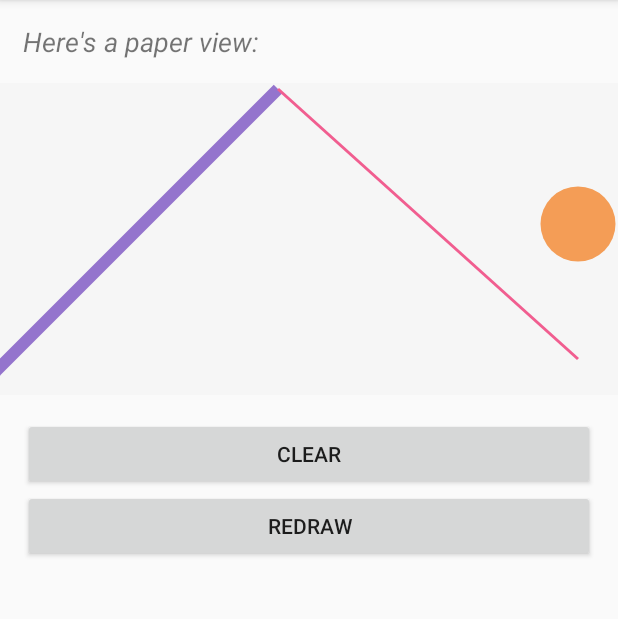
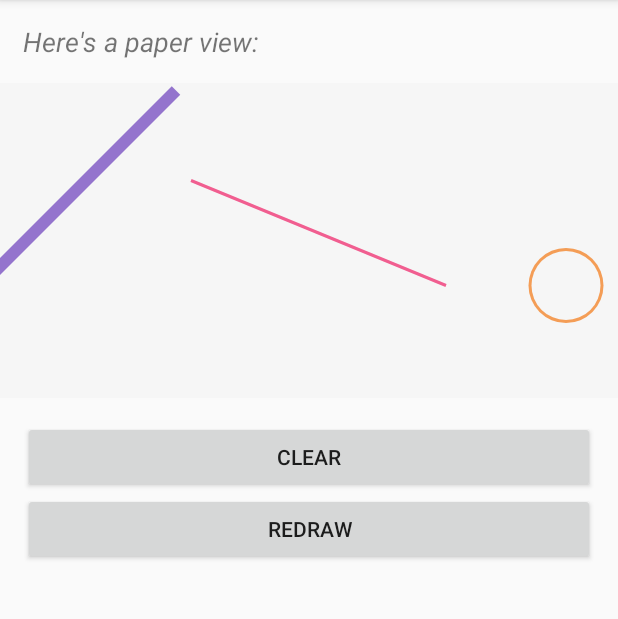
Before and after one commit to lukelorusso/SimplePaperView, an Android app: the screen it shows after launch (MainActivity), on a phone screen of 412 x 824 dp, the part 84-703 px from its top. Run offline under Robolectric (Android 15) with nearby library versions, the phone set to English and light mode, and no system bars.

```diff
--- a/simplepaperview-example/src/main/kotlin/com/lukelorusso/simplepaperviewsample/MainActivity.kt
+++ b/simplepaperview-example/src/main/kotlin/com/lukelorusso/simplepaperviewsample/MainActivity.kt
@@ -37,19 +37,19 @@ class MainActivity : AppCompatActivity() {
 
     private fun drawStuff() {
         drawText()
-        draw1stItem()
-        Handler().postDelayed({ draw2ndItem() }, 500)
-        Handler().postDelayed({ draw3thItem() }, 1000)
-        Handler().postDelayed({ draw4thItem() }, 1500)
+        Handler().postDelayed({ draw1stItem() }, 500)
+        Handler().postDelayed({ draw2ndItem() }, 1000)
+        Handler().postDelayed({ draw3thItem() }, 1500)
+        Handler().postDelayed({ draw4thItem() }, 2000)
     }
 
     private fun drawText() {
         mainSimplePaperView.drawInDp(
             SimplePaperView.TextLabel(
                 getString(R.string.textLabel),
-                14F,
-                100F,
-                30F,
+                18F,
+                110F,
+                50F,
                 ContextCompat.getColor(this, R.color.textLabel),
                 true,
                 ResourcesCompat.getFont(this, R.font.roboto_italic)
@@ -59,7 +59,7 @@ class MainActivity : AppCompatActivity() {
 
     private fun draw1stItem() {
         mainSimplePaperView.drawInDp(
-            SimplePaperView.Line(0F, 0F, 200F, 200F, colors[0], 4F)
+            SimplePaperView.Circle(110F, 100F, 25F, colors[0])
         )
     }
 
@@ -71,13 +71,16 @@ class MainActivity : AppCompatActivity() {
 
     private fun draw3thItem() {
         mainSimplePaperView.drawInDp(
-            SimplePaperView.Line(400F, 0F, 600F, 180F, colors[2], 2F)
+            SimplePaperView.Line(410F, 60F, 580F, 130F, colors[2], 2F)
         )
     }
 
     private fun draw4thItem() {
         mainSimplePaperView.drawInDp(
-            SimplePaperView.Circle(600F, 90F, 25F, colors[3])
+            listOf(
+                SimplePaperView.Circle(660F, 130F, 25F, colors[3]),
+                SimplePaperView.Circle(660F, 130F, 23F, mainSimplePaperView.getBackgroundColor())
+            )
         )
     }
 
--- a/simplepaperview-example/src/main/res/layout/activity_main.xml
+++ b/simplepaperview-example/src/main/res/layout/activity_main.xml
@@ -30,10 +30,10 @@
                     android:layout_width="wrap_content"
                     android:layout_height="wrap_content"
                     android:background="@color/paperBackground"
-                    android:paddingTop="4dp"
-                    android:paddingBottom="4dp"
-                    android:paddingStart="2dp"
-                    android:paddingEnd="2dp"/>
+                    android:paddingTop="5dp"
+                    android:paddingBottom="5dp"
+                    android:paddingStart="10dp"
+                    android:paddingEnd="10dp"/>
 
         </HorizontalScrollView>
 
--- a/simplepaperview/src/main/kotlin/com/lukelorusso/simplepaperview/SimplePaperView.kt
+++ b/simplepaperview/src/main/kotlin/com/lukelorusso/simplepaperview/SimplePaperView.kt
@@ -59,7 +59,8 @@ open class SimplePaperView @JvmOverloads constructor(
                     it.x,
                     it.y,
                     it.dx,
-                    it.dy, paint
+                    it.dy,
+                    paint
                 )
             }
 
@@ -76,8 +77,9 @@ open class SimplePaperView @JvmOverloads constructor(
             is TextLabel -> {
                 if (it.staticLayout != null && it.textPaint != null) {
                     if (invertY) invertY(canvas) // otherwise you got reversed texts
-                    val x = it.x - if (it.centerHorizontally) (it.staticLayout!!.width / 2) else 0
-                    val y = if (invertY) (maxDims.y - it.y) - it.staticLayout!!.height else it.y
+                    var x = it.x
+                    val y = if (invertY) maxDims.y - it.y else it.y
+                    x -= if (it.centerHorizontally) (it.staticLayout!!.width / 2) else 0
                     canvas?.drawText(it.text, x, y, it.textPaint!!)
                     if (invertY) invertY(canvas) // restoring Y axis
                 }
@@ -123,8 +125,18 @@ open class SimplePaperView @JvmOverloads constructor(
                 }
 
                 is TextLabel -> {
-                    maxX = Math.max(maxX, item.x)
-                    maxY = Math.max(maxY, item.y)
+                    if (item.staticLayout != null && item.textPaint != null) {
+                        maxX = Math.max(
+                            maxX, item.x +
+                                    if (item.centerHorizontally) (item.staticLayout!!.width / 2)
+                                    else item.staticLayout!!.width
+                        )
+                        maxY = Math.max(
+                            maxY, item.y +
+                                    if (invertY) item.staticLayout!!.height
+                                    else 0
+                        )
+                    }
                 }
             }
         }
@@ -135,11 +147,6 @@ open class SimplePaperView @JvmOverloads constructor(
     private fun invertY(canvas: Canvas?) {
         canvas?.translate(0F + paddingStart, height.toFloat() + paddingTop) // Reset where 0,0 is located
         canvas?.scale(1F, -1F) // Invert
-    }
-
-    protected fun getBackgroundColor(): Int {
-        return if (background is ColorDrawable) (background as ColorDrawable).color
-        else Color.TRANSPARENT
     }
     //endregion
 
@@ -252,6 +259,11 @@ open class SimplePaperView @JvmOverloads constructor(
             requestLayout()
         }
     }
+
+    fun getBackgroundColor(): Int {
+        return if (background is ColorDrawable) (background as ColorDrawable).color
+        else Color.TRANSPARENT
+    }
     //endregion
 
     //region MAPPER
```
Also changed, not shown: 2 other files.
